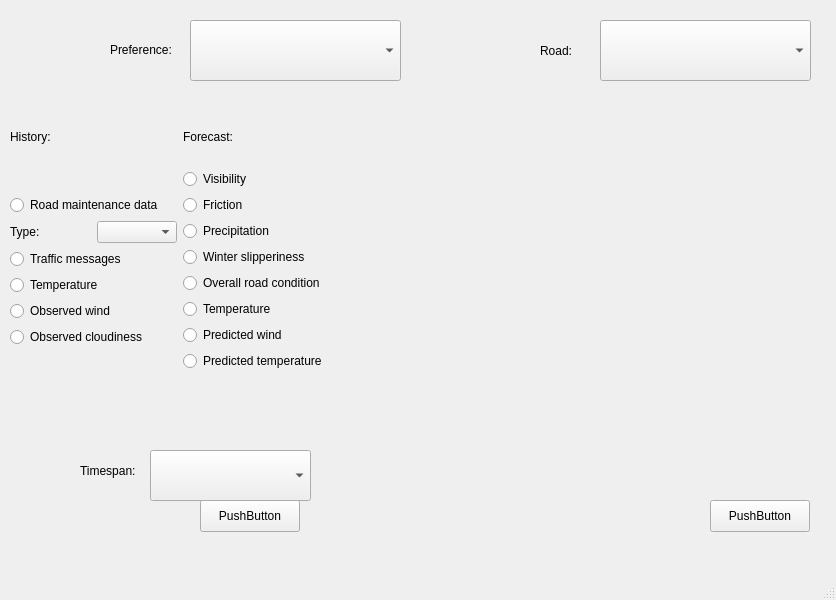
Qt form rojekti/mainwindow.ui (victorzhj/roadConditionMonitor) before a commit.
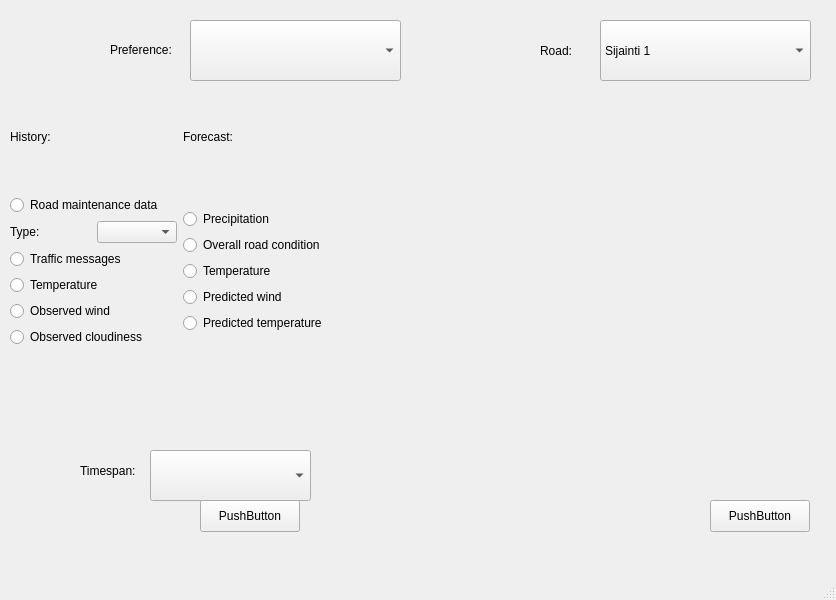
The same form after that commit.

Commit message: Dropdownin connectaaminen

What changed in the file:
```diff
--- a/rojekti/mainwindow.ui
+++ b/rojekti/mainwindow.ui
@@ -44,6 +44,16 @@
       <height>61</height>
      </rect>
     </property>
+    <item>
+     <property name="text">
+      <string>Sijainti 1</string>
+     </property>
+    </item>
+    <item>
+     <property name="text">
+      <string>sijainti 2</string>
+     </property>
+    </item>
    </widget>
    <widget class="QPushButton" name="pushButton">
     <property name="geometry">
@@ -238,20 +248,6 @@
          </property>
         </spacer>
        </item>
-       <item>
-        <widget class="QRadioButton" name="visibility">
-         <property name="text">
-          <string>Visibility</string>
-         </property>
-        </widget>
-       </item>
-       <item>
-        <widget class="QRadioButton" name="friction">
-         <property name="text">
-          <string>Friction</string>
-         </property>
-        </widget>
-       </item>
        <item>
         <widget class="QRadioButton" name="precipitation">
          <property name="text">
@@ -259,13 +255,6 @@
          </property>
         </widget>
        </item>
-       <item>
-        <widget class="QRadioButton" name="slipperiness">
-         <property name="text">
-          <string>Winter slipperiness</string>
-         </property>
-        </widget>
-       </item>
        <item>
         <widget class="QRadioButton" name="roadcondition">
          <property name="text">
```
Left out of the diff: 6 changed lines with no effect on the pictures. The commit also changes 2 other files.
